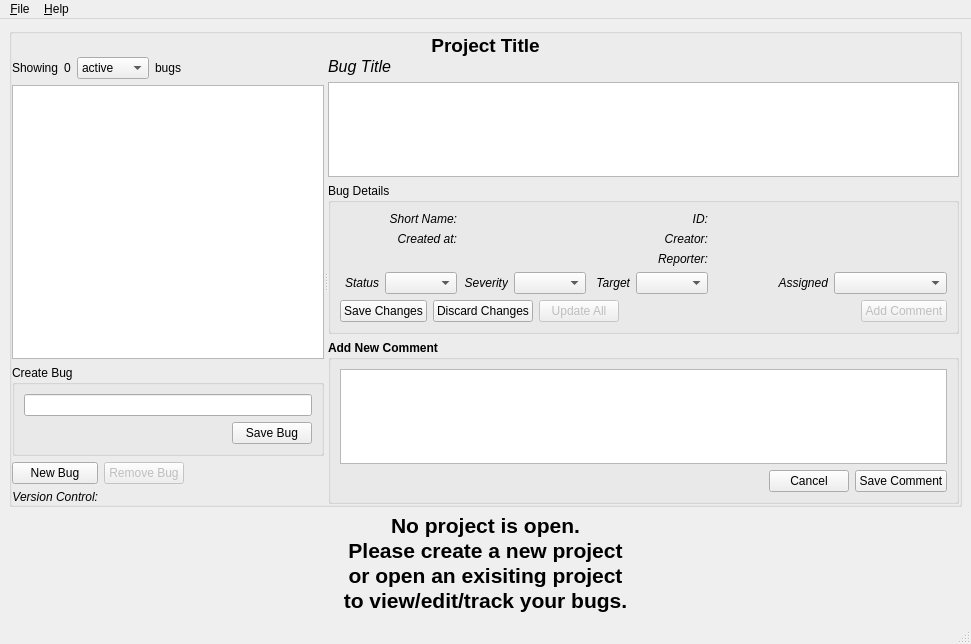
Above: qtbe/resources/mainwindow.ui from nsmgr8/qtbe before the change. Below: the same form after it.
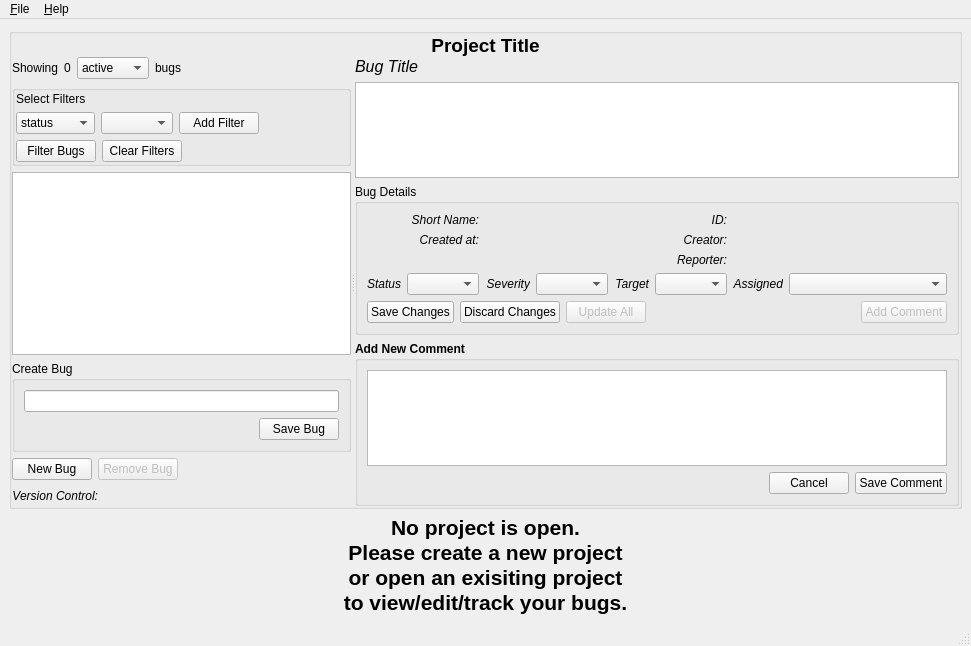
That is the form after the change.

The edit to the form file:
```diff
--- a/qtbe/resources/mainwindow.ui
+++ b/qtbe/resources/mainwindow.ui
@@ -7,7 +7,7 @@
     <x>0</x>
     <y>0</y>
     <width>971</width>
-    <height>644</height>
+    <height>646</height>
    </rect>
   </property>
   <property name="windowTitle">
@@ -60,17 +60,7 @@
          </property>
          <widget class="QWidget" name="layoutWidget">
           <layout class="QGridLayout" name="gridLayout_3">
-           <item row="1" column="0" colspan="4">
-            <widget class="QTableView" name="bugTable">
-             <property name="alternatingRowColors">
-              <bool>true</bool>
-             </property>
-             <property name="sortingEnabled">
-              <bool>true</bool>
-             </property>
-            </widget>
-           </item>
-           <item row="2" column="0" colspan="4">
+           <item row="3" column="0">
             <widget class="QGroupBox" name="newBugBox">
              <property name="title">
               <string>Create Bug</string>
@@ -102,74 +92,7 @@
              </layout>
             </widget>
            </item>
-           <item row="3" column="0">
-            <widget class="QPushButton" name="newBugButton">
-             <property name="text">
-              <string>New Bug</string>
-             </property>
-             <property name="checkable">
-              <bool>true</bool>
-             </property>
-            </widget>
-           </item>
-           <item row="4" column="0">
-            <widget class="QLabel" name="label_13">
-             <property name="font">
-              <font>
-               <weight>50</weight>
-               <italic>true</italic>
-               <bold>false</bold>
-              </font>
-             </property>
-             <property name="text">
-              <string>Version Control:</string>
-             </property>
-             <property name="alignment">
-              <set>Qt::AlignRight|Qt::AlignTrailing|Qt::AlignVCenter</set>
-             </property>
-            </widget>
-           </item>
-           <item row="3" column="2">
-            <spacer name="horizontalSpacer_2">
-             <property name="orientation">
-              <enum>Qt::Horizontal</enum>
-             </property>
-             <property name="sizeHint" stdset="0">
-              <size>
-               <width>40</width>
-               <height>20</height>
-              </size>
-             </property>
-            </spacer>
-           </item>
-           <item row="3" column="1">
-            <widget class="QPushButton" name="removeBugButton">
-             <property name="enabled">
-              <bool>false</bool>
-             </property>
-             <property name="text">
-              <string>Remove Bug</string>
-             </property>
-            </widget>
-           </item>
-           <item row="4" column="1" colspan="2">
-            <widget class="QLabel" name="vcsLabel">
-             <property name="font">
-              <font>
-               <weight>50</weight>
-               <italic>false</italic>
-               <bold>false</bold>
-              </font>
-             </property>
-             <property name="text">
-              <string/>
-             </property>
-             <property name="alignment">
-              <set>Qt::AlignLeading|Qt::AlignLeft|Qt::AlignVCenter</set>
-             </property>
-            </widget>
-           </item>
-           <item row="0" column="0" colspan="3">
+           <item row="0" column="0">
             <layout class="QHBoxLayout" name="horizontalLayout_8">
              <item>
               <widget class="QLabel" name="bugsLabel_3">
@@ -221,6 +144,232 @@
              </item>
             </layout>
            </item>
+           <item row="4" column="0">
+            <layout class="QHBoxLayout" name="horizontalLayout_11">
+             <item>
+              <widget class="QPushButton" name="newBugButton">
+               <property name="text">
+                <string>New Bug</string>
+               </property>
+               <property name="checkable">
+                <bool>true</bool>
+               </property>
+              </widget>
+             </item>
+             <item>
+              <widget class="QPushButton" name="removeBugButton">
+               <property name="enabled">
+                <bool>false</bool>
+               </property>
+               <property name="text">
+                <string>Remove Bug</string>
+               </property>
+              </widget>
+             </item>
+             <item>
+              <spacer name="horizontalSpacer_2">
+               <property name="orientation">
+                <enum>Qt::Horizontal</enum>
+               </property>
+               <property name="sizeHint" stdset="0">
+                <size>
+                 <width>40</width>
+                 <height>20</height>
+                </size>
+               </property>
+              </spacer>
+             </item>
+            </layout>
+           </item>
+           <item row="5" column="0">
+            <layout class="QHBoxLayout" name="horizontalLayout_12">
+             <item>
+              <widget class="QLabel" name="label_13">
+               <property name="font">
+                <font>
+                 <weight>50</weight>
+                 <italic>true</italic>
+                 <bold>false</bold>
+                </font>
+               </property>
+               <property name="text">
+                <string>Version Control:</string>
+               </property>
+               <property name="alignment">
+                <set>Qt::AlignRight|Qt::AlignTrailing|Qt::AlignVCenter</set>
+               </property>
+              </widget>
+             </item>
+             <item>
+              <widget class="QLabel" name="vcsLabel">
+               <property name="font">
+                <font>
+                 <weight>50</weight>
+                 <italic>false</italic>
+                 <bold>false</bold>
+                </font>
+               </property>
+               <property name="text">
+                <string/>
+               </property>
+               <property name="alignment">
+                <set>Qt::AlignLeading|Qt::AlignLeft|Qt::AlignVCenter</set>
+               </property>
+              </widget>
+             </item>
+             <item>
+              <spacer name="horizontalSpacer_5">
+               <property name="orientation">
+                <enum>Qt::Horizontal</enum>
+               </property>
+               <property name="sizeHint" stdset="0">
+                <size>
+                 <width>40</width>
+                 <height>20</height>
+                </size>
+               </property>
+              </spacer>
+             </item>
+            </layout>
+           </item>
+           <item row="2" column="0">
+            <widget class="QTableView" name="bugTable">
+             <property name="alternatingRowColors">
+              <bool>true</bool>
+             </property>
+             <property name="sortingEnabled">
+              <bool>true</bool>
+             </property>
+            </widget>
+           </item>
+           <item row="1" column="0">
+            <widget class="QGroupBox" name="customFilterBox">
+             <property name="enabled">
+              <bool>true</bool>
+             </property>
+             <layout class="QVBoxLayout" name="verticalLayout_3">
+              <property name="spacing">
+               <number>6</number>
+              </property>
+              <property name="sizeConstraint">
+               <enum>QLayout::SetDefaultConstraint</enum>
+              </property>
+              <property name="margin">
+               <number>1</number>
+              </property>
+              <item>
+               <widget class="QLabel" name="customFilterLabel">
+                <property name="font">
+                 <font>
+                  <italic>false</italic>
+                 </font>
+                </property>
+                <property name="text">
+                 <string>Select Filters</string>
+                </property>
+                <property name="alignment">
+                 <set>Qt::AlignLeading|Qt::AlignLeft|Qt::AlignVCenter</set>
+                </property>
+               </widget>
+              </item>
+              <item>
+               <layout class="QHBoxLayout" name="horizontalLayout_14">
+                <item>
+                 <widget class="QComboBox" name="propertyCombo">
+                  <property name="sizePolicy">
+                   <sizepolicy hsizetype="Fixed" vsizetype="Fixed">
+                    <horstretch>0</horstretch>
+                    <verstretch>0</verstretch>
+                   </sizepolicy>
+                  </property>
+                  <item>
+                   <property name="text">
+                    <string>status</string>
+                   </property>
+                  </item>
+                  <item>
+                   <property name="text">
+                    <string>severity</string>
+                   </property>
+                  </item>
+                  <item>
+                   <property name="text">
+                    <string>target</string>
+                   </property>
+                  </item>
+                  <item>
+                   <property name="text">
+                    <string>assigned</string>
+                   </property>
+                  </item>
+                 </widget>
+                </item>
+                <item>
+                 <widget class="QComboBox" name="valueCombo">
+                  <property name="sizePolicy">
+                   <sizepolicy hsizetype="Fixed" vsizetype="Fixed">
+                    <horstretch>0</horstretch>
+                    <verstretch>0</verstretch>
+                   </sizepolicy>
+                  </property>
+                 </widget>
+                </item>
+                <item>
+                 <widget class="QPushButton" name="addFilterButton">
+                  <property name="text">
+                   <string>Add Filter</string>
+                  </property>
+                 </widget>
+                </item>
+                <item>
+                 <spacer name="horizontalSpacer_8">
+                  <property name="orientation">
+                   <enum>Qt::Horizontal</enum>
+                  </property>
+                  <property name="sizeHint" stdset="0">
+                   <size>
+                    <width>40</width>
+                    <height>20</height>
+                   </size>
+                  </property>
+                 </spacer>
+                </item>
+               </layout>
+              </item>
+              <item>
+               <layout class="QHBoxLayout" name="horizontalLayout_9">
+                <item>
+                 <widget class="QPushButton" name="filterBugsButton">
+                  <property name="text">
+                   <string>Filter Bugs</string>
+                  </property>
+                 </widget>
+                </item>
+                <item>
+                 <widget class="QPushButton" name="cancelFilterButton">
+                  <property name="text">
+                   <string>Clear Filters</string>
+                  </property>
+                 </widget>
+                </item>
+                <item>
+                 <spacer name="horizontalSpacer_7">
+                  <property name="orientation">
+                   <enum>Qt::Horizontal</enum>
+                  </property>
+                  <property name="sizeHint" stdset="0">
+                   <size>
+                    <width>40</width>
+                    <height>20</height>
+                   </size>
+                  </property>
+                 </spacer>
+                </item>
+               </layout>
+              </item>
+             </layout>
+            </widget>
+           </item>
           </layout>
          </widget>
          <widget class="QWidget" name="layoutWidget">
@@ -381,6 +530,12 @@
                <layout class="QHBoxLayout" name="horizontalLayout_7">
                 <item>
                  <widget class="QLabel" name="label_7">
+                  <property name="sizePolicy">
+                   <sizepolicy hsizetype="Fixed" vsizetype="Fixed">
+                    <horstretch>0</horstretch>
+                    <verstretch>0</verstretch>
+                   </sizepolicy>
+                  </property>
                   <property name="font">
                    <font>
                     <italic>true</italic>
```
Left out of the diff: 102 changed lines with no effect on the pictures.
